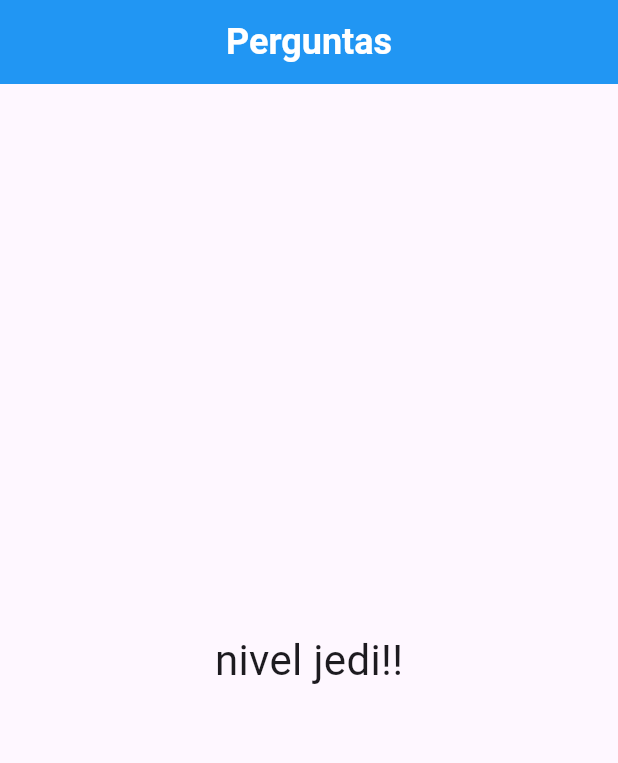
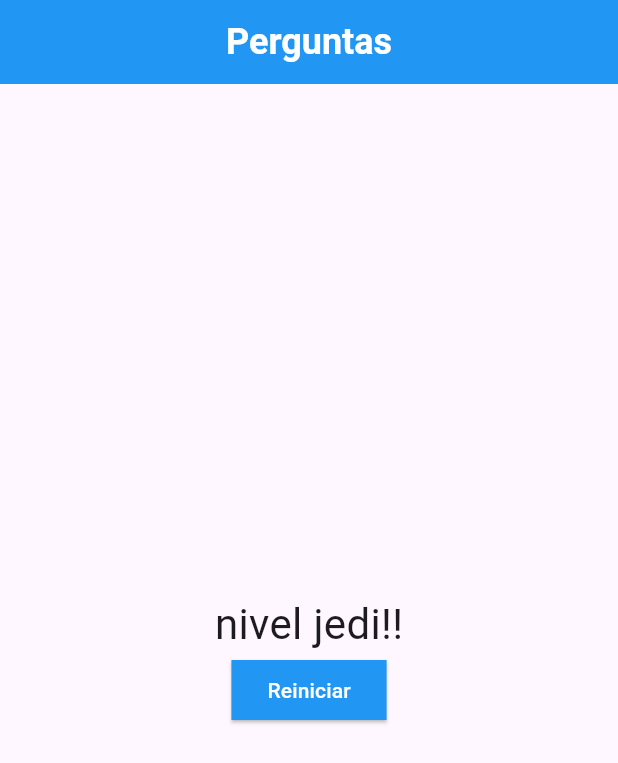
Before and after one commit to LucasLimaAmaral/Projeto_perguntas, a Flutter app: the screen it shows after launch, after a tap on "Preto", after a tap on "Cobra", after a tap on "Leo", on a phone screen of 412 x 824 dp. Shown: the top 763 px of the screen. Run offline on Flutter 3.47's test engine with Material 3 defaults, Android fonts, the phone set to English and light mode, and no system bars.

Commit message:
criado botao de reiniciar a aplicacao

```diff
--- a/lib/main.dart
+++ b/lib/main.dart
@@ -52,6 +52,13 @@ class _PerguntaAppState extends State<PerguntaApp> {
     }
   }
 
+  void _reiniciarQuestionario(){
+    setState(() {
+      _perguntaSelecionada = 0;
+      _pontuacaoTotal = 0;
+    });
+  }
+
   bool get temPerguntaSelecionada {
     return _perguntaSelecionada < _perguntas.length;
   }
@@ -69,7 +76,7 @@ class _PerguntaAppState extends State<PerguntaApp> {
         ),
         body: temPerguntaSelecionada
             ? Questionario(_perguntas, _perguntaSelecionada, _responder)
-            : Resultado(_pontuacaoTotal),
+            : Resultado(_pontuacaoTotal, _reiniciarQuestionario),
       ),
     );
   }
--- a/lib/resultado.dart
+++ b/lib/resultado.dart
@@ -2,28 +2,46 @@ import 'package:flutter/material.dart';
 
 class Resultado extends StatelessWidget {
   final int pontuacao;
+  final void Function() reiniciarQuestionario;
 
-  const Resultado(this.pontuacao, {super.key});
+  const Resultado(this.pontuacao, this.reiniciarQuestionario, {super.key});
 
-  String get fraseResultado{
-    if(pontuacao<8){
+  String get fraseResultado {
+    if (pontuacao < 8) {
       return 'Parabens';
-    }else if(pontuacao <12){
+    } else if (pontuacao < 12) {
       return 'voce é bom';
-    }else if( pontuacao<16){
+    } else if (pontuacao < 16) {
       return 'impressionante';
-    }else{
+    } else {
       return 'nivel jedi!!';
     }
   }
 
   @override
   Widget build(BuildContext context) {
-    return Center(
-        child: Text(
+    return Column(
+      mainAxisAlignment: MainAxisAlignment.center,
+      children: [
+        Center(
+            child: Text(
           fraseResultado,
           style: TextStyle(fontSize: 28),
+        )),
+        ElevatedButton(
+          onPressed: reiniciarQuestionario,
+          child: Text('Reiniciar'),
+
+          style: ElevatedButton.styleFrom(
+          backgroundColor: Colors.blue,
+          foregroundColor: Colors.white,
+
+          shape: RoundedRectangleBorder(
+            borderRadius: BorderRadius.circular(0), // Bordas arredondadas
+          )
         )
+        )
+      ],
     );
   }
 }
```
